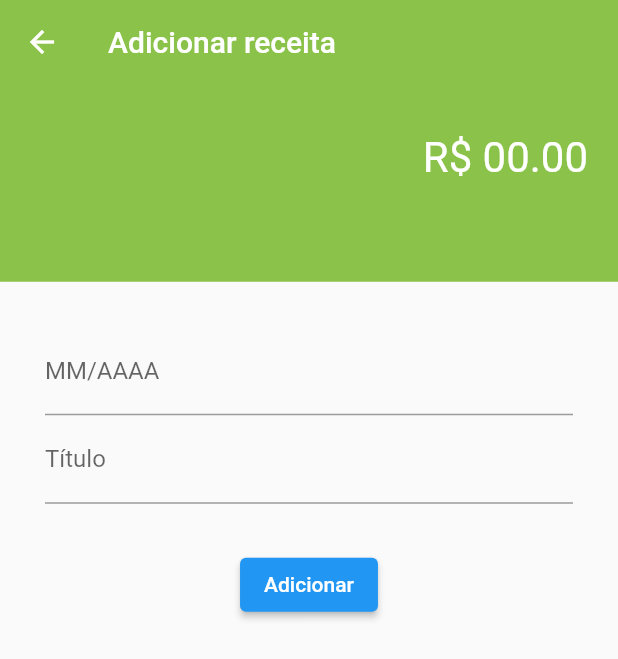
After one commit to drelocatelli/moneyProcessor_Flutter, a Flutter app: the Receita screen opened directly, on a phone screen of 412 x 824 dp. The commit adds this screen. Shown: the top 659 px of the screen. Run offline on Flutter 3.47's test engine with Material 2 defaults, Android fonts, the phone set to English and light mode, and no system bars; our stand-ins replace after_layout, flutter_speed_dial, get, shared_preferences; accounts and stored records are empty; network calls fail.

Commit message:
creating despesa & receita

```diff
--- /dev/null
+++ b/lib/Receita.dart
@@ -0,0 +1,76 @@
+import 'package:flutter/material.dart';
+import 'package:flutter/services.dart';
+
+class Receita extends StatefulWidget {
+  const Receita({Key? key}) : super(key: key);
+
+  @override
+  _ReceitaState createState() => _ReceitaState();
+}
+
+class _ReceitaState extends State<Receita> {
+  @override
+  Widget build(BuildContext context) {
+    return Scaffold(
+      appBar: AppBar(
+        backgroundColor: Colors.lightGreen,
+        shadowColor: Colors.transparent,
+        title: Text("Adicionar receita"),
+      ),
+      body: Column(
+        mainAxisAlignment: MainAxisAlignment.start,
+        crossAxisAlignment: CrossAxisAlignment.center,
+        children: [
+          Container(
+              padding: EdgeInsets.only(top: 20, right: 10),
+              color: Colors.lightGreen,
+              height: MediaQuery.of(context).size.height * 0.16,
+              width: MediaQuery.of(context).size.width,
+              child: SizedBox(
+                width: 150,
+                child: TextField(
+                  textAlign: TextAlign.right,
+                  keyboardType: TextInputType.number,
+                  style: TextStyle(color: Colors.white, fontSize: 28),
+                  decoration: InputDecoration(
+                    border: InputBorder.none,
+                    hintStyle: TextStyle(color: Colors.white, fontSize: 28),
+                    hintText: "R\$ 00.00",
+                    contentPadding: EdgeInsets.fromLTRB(10, 10, 10, 0),
+                  ),
+                ),
+              )
+          ),
+          Container(
+            padding: EdgeInsets.only(top: 30, left: 30, right: 30),
+            child: Column(
+              children: [
+                TextField(
+                  keyboardType: TextInputType.datetime,
+                  textAlign: TextAlign.center,
+                  decoration: InputDecoration(
+                    labelText: "MM/AAAA"
+                  ),
+                ),
+                TextField(
+                  textAlign: TextAlign.center,
+                  decoration: InputDecoration(
+                      labelText: "Título"
+                  ),
+                ),
+                SizedBox(
+                  height: 30,
+                  child: Container(),
+                ),
+                ElevatedButton(
+                    onPressed: () {},
+                    child: Text("Adicionar")
+                )
+              ],
+            ),
+          ),
+        ],
+      ),
+    );
+  }
+}
--- a/lib/Service/UserService.dart
+++ b/lib/Service/UserService.dart
@@ -41,6 +41,11 @@ class UserService {
     prefs.setString("nome", _userLoggedIn[0]["nome"]);
     prefs.setString("email", _userLoggedIn[0]["email"]);
     prefs.setString("senha", _userLoggedIn[0]["senha"]);
+  }
+
+  static void clearSession() async {
+    SharedPreferences prefs = await SharedPreferences.getInstance();
+    prefs.clear();
   }
 
   static Future<bool> checksession() async {
--- a/pubspec.yaml
+++ b/pubspec.yaml
@@ -34,6 +34,8 @@ dependencies:
   path_provider: ^2.0.7
   shared_preferences: ^2.0.10
   get: ^4.5.1
+  after_layout: ^1.1.0
+  flutter_speed_dial: ^1.0.9
 
   # The following adds the Cupertino Icons font to your application.
   # Use with the CupertinoIcons class for iOS style icons.
```
Also changed, not shown: lib/Despesa.dart (added, +75 -0 lines), lib/GettingStarted.dart (+25 -16 lines), lib/Panel.dart (+76 -21 lines), pubspec.lock.
